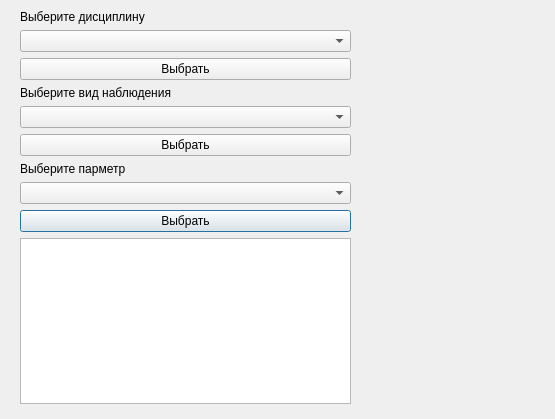
Above: editvocabulary.ui from AnMikhaylova/project_oop before the change. Below: the same form after it.
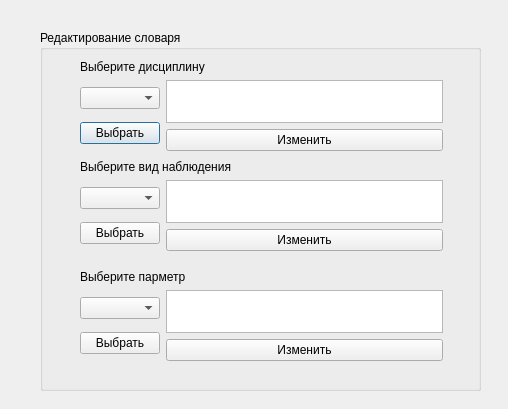
That is the form after the change.

Commit message: Added editvocabulary.cpp window (works). The linker does not work well in this window (needs to be fixed)

```diff
--- a/editvocabulary.ui
+++ b/editvocabulary.ui
@@ -6,35 +6,35 @@
    <rect>
     <x>0</x>
     <y>0</y>
-    <width>555</width>
-    <height>419</height>
+    <width>508</width>
+    <height>409</height>
    </rect>
   </property>
   <property name="windowTitle">
    <string>Dialog</string>
   </property>
-  <widget class="QWidget" name="layoutWidget">
+  <widget class="QGroupBox" name="groupBox">
    <property name="geometry">
     <rect>
-     <x>20</x>
-     <y>10</y>
-     <width>331</width>
-     <height>394</height>
+     <x>40</x>
+     <y>30</y>
+     <width>441</width>
+     <height>361</height>
     </rect>
    </property>
-   <layout class="QGridLayout" name="gridLayout">
-    <item row="3" column="0">
-     <widget class="QComboBox" name="comboBox_obs_2"/>
-    </item>
-    <item row="4" column="0">
-     <widget class="QPushButton" name="obs_2">
-      <property name="text">
-       <string>Выбрать</string>
-      </property>
-     </widget>
-    </item>
-    <item row="0" column="0">
-     <layout class="QVBoxLayout" name="verticalLayout">
+   <property name="title">
+    <string>Редактирование словаря</string>
+   </property>
+   <widget class="QWidget" name="">
+    <property name="geometry">
+     <rect>
+      <x>40</x>
+      <y>30</y>
+      <width>363</width>
+      <height>91</height>
+     </rect>
+    </property>
+    <layout class="QVBoxLayout" name="verticalLayout_7">
       <item>
        <widget class="QLabel" name="label_4">
         <property name="text">
@@ -43,6 +43,10 @@
        </widget>
       </item>
       <item>
+      <layout class="QHBoxLayout" name="horizontalLayout_2">
+       <item>
+        <layout class="QVBoxLayout" name="verticalLayout_2">
+         <item>
        <widget class="QComboBox" name="comboBox_discipline"/>
       </item>
       <item>
@@ -52,6 +56,36 @@
         </property>
        </widget>
       </item>
+        </layout>
+       </item>
+       <item>
+        <layout class="QVBoxLayout" name="verticalLayout">
+         <item>
+          <widget class="QTextEdit" name="textEdit_discipline"/>
+         </item>
+         <item>
+          <widget class="QPushButton" name="discipline_change">
+           <property name="text">
+            <string>Изменить</string>
+           </property>
+          </widget>
+         </item>
+        </layout>
+       </item>
+      </layout>
+     </item>
+    </layout>
+   </widget>
+   <widget class="QWidget" name="">
+    <property name="geometry">
+     <rect>
+      <x>40</x>
+      <y>130</y>
+      <width>363</width>
+      <height>91</height>
+     </rect>
+    </property>
+    <layout class="QVBoxLayout" name="verticalLayout_8">
       <item>
        <widget class="QLabel" name="label">
         <property name="text">
@@ -60,35 +94,90 @@
        </widget>
       </item>
       <item>
-       <layout class="QHBoxLayout" name="horizontalLayout_2">
+      <layout class="QHBoxLayout" name="horizontalLayout">
+       <item>
+        <layout class="QVBoxLayout" name="verticalLayout_6">
         <item>
          <widget class="QComboBox" name="comboBox_obs"/>
         </item>
-       </layout>
-      </item>
-     </layout>
-    </item>
-    <item row="1" column="0">
+         <item>
      <widget class="QPushButton" name="obs">
       <property name="text">
        <string>Выбрать</string>
       </property>
      </widget>
     </item>
-    <item row="2" column="0">
+        </layout>
+       </item>
+       <item>
+        <layout class="QVBoxLayout" name="verticalLayout_3">
+         <item>
+          <widget class="QTextEdit" name="textEdit_obs"/>
+         </item>
+         <item>
+          <widget class="QPushButton" name="obs_change">
+           <property name="text">
+            <string>Изменить</string>
+           </property>
+          </widget>
+         </item>
+        </layout>
+       </item>
+      </layout>
+     </item>
+    </layout>
+   </widget>
+   <widget class="QWidget" name="">
+    <property name="geometry">
+     <rect>
+      <x>40</x>
+      <y>240</y>
+      <width>363</width>
+      <height>91</height>
+     </rect>
+    </property>
+    <layout class="QVBoxLayout" name="verticalLayout_9">
+     <item>
      <widget class="QLabel" name="label_3">
       <property name="text">
        <string>Выберите парметр</string>
       </property>
      </widget>
     </item>
-    <item row="7" column="0">
-     <layout class="QHBoxLayout" name="horizontalLayout"/>
-    </item>
-    <item row="5" column="0">
-     <widget class="QListWidget" name="listWidget"/>
-    </item>
-   </layout>
+     <item>
+      <layout class="QHBoxLayout" name="horizontalLayout_3">
+       <item>
+        <layout class="QVBoxLayout" name="verticalLayout_5">
+         <item>
+          <widget class="QComboBox" name="comboBox_op"/>
+         </item>
+         <item>
+          <widget class="QPushButton" name="op">
+           <property name="text">
+            <string>Выбрать</string>
+           </property>
+          </widget>
+         </item>
+        </layout>
+       </item>
+       <item>
+        <layout class="QVBoxLayout" name="verticalLayout_4">
+         <item>
+          <widget class="QTextEdit" name="textEdit_op"/>
+         </item>
+         <item>
+          <widget class="QPushButton" name="op_change">
+           <property name="text">
+            <string>Изменить</string>
+           </property>
+          </widget>
+         </item>
+        </layout>
+       </item>
+      </layout>
+     </item>
+    </layout>
+   </widget>
   </widget>
  </widget>
  <resources/>
```
Lines whose indentation alone changed are shown as unchanged. The commit also changes 7 other files.
